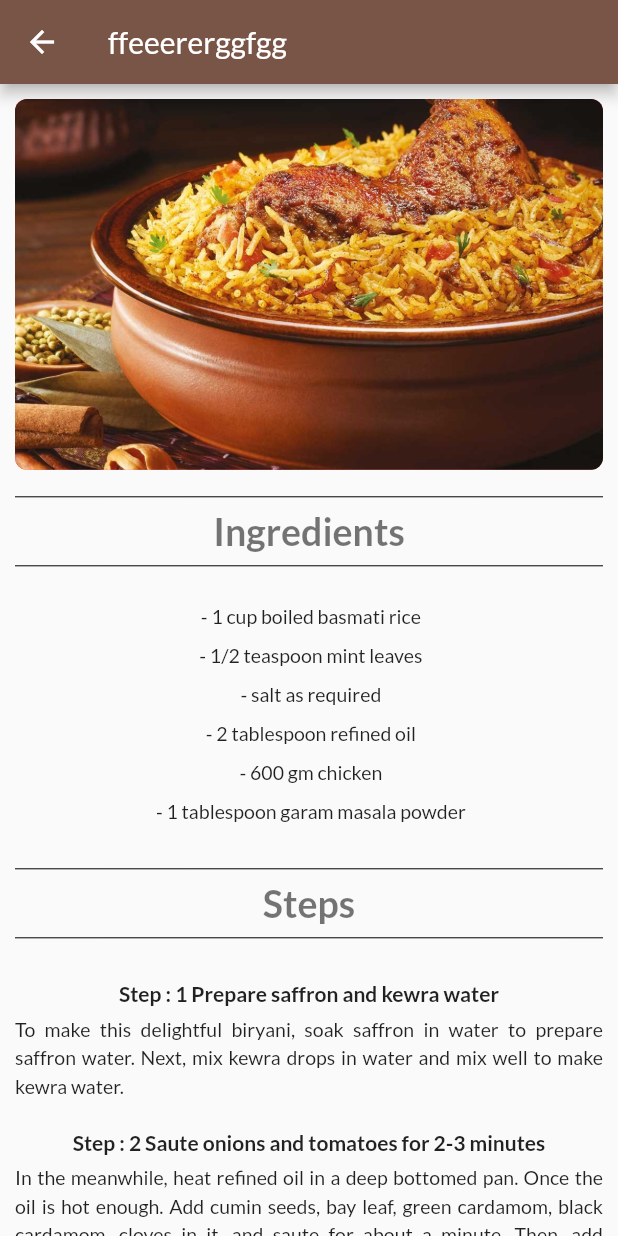
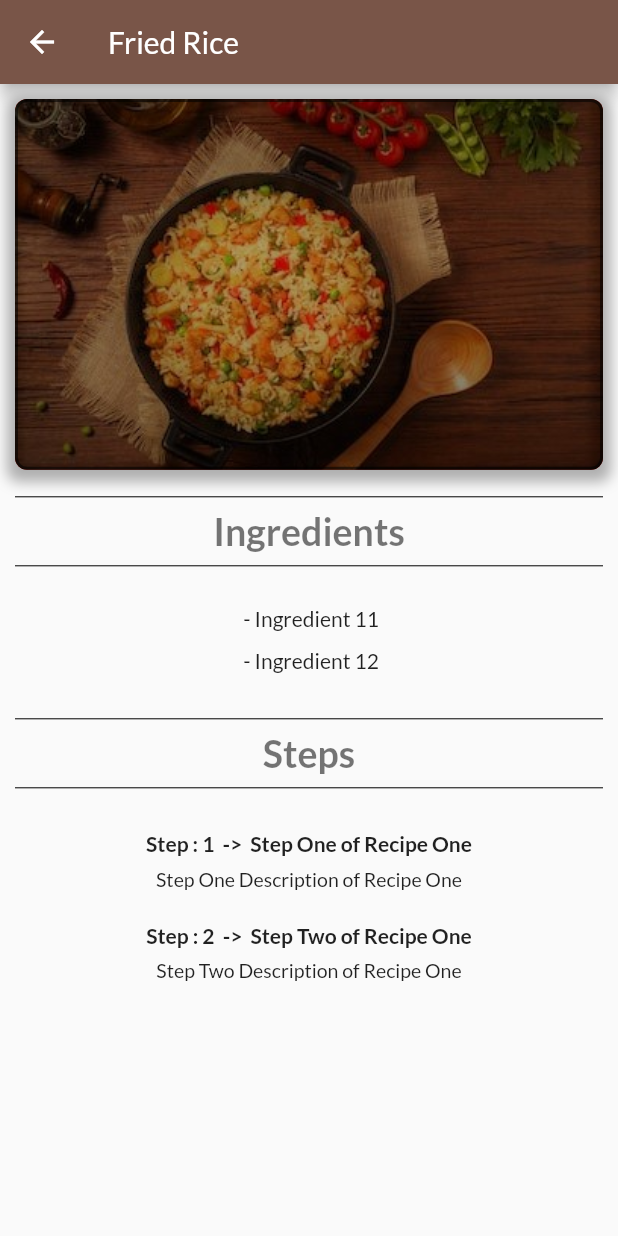
Before and after one commit to PulsaraSandeepa/FoodRecipeApp-flutter, a Flutter app: the MainScreen screen opened by its route, after a tap on the "favorite outline" icon, after a tap on "View Recipe", on a phone screen of 412 x 824 dp. Run offline on Flutter 3.47's test engine with Material 2 defaults, Android fonts, the phone set to English and light mode, and no system bars; our stand-ins replace circular_profile_avatar, cloud_firestore, firebase_auth, firebase_core, google_fonts; accounts and stored records are empty.

Commit message:
Viewing of ingredients are modified according to the reusable components.

```diff
--- a/lib/main.dart
+++ b/lib/main.dart
@@ -1,9 +1,9 @@
 import 'package:flutter/material.dart';
 import 'package:firebase_core/firebase_core.dart';
 import 'package:foodrecipeapp/screens/aboutus_screen.dart';
+import 'package:foodrecipeapp/screens/authenticate/login_screen.dart';
+import 'package:foodrecipeapp/screens/authenticate/signup_screen.dart';
 import 'package:foodrecipeapp/screens/contactus_screen.dart';
-import 'file:///D:/Programs/AndroidStudioProjects/food_recipe_app/lib/screens/authenticate/login_screen.dart';
-import 'file:///D:/Programs/AndroidStudioProjects/food_recipe_app/lib/screens/authenticate/signup_screen.dart';
 import 'package:foodrecipeapp/screens/main_screen.dart';
 import 'package:foodrecipeapp/screens/profile_screen.dart';
 
--- /dev/null
+++ b/lib/models/recipe.dart
@@ -0,0 +1,40 @@
+import 'package:flutter/material.dart';
+
+class RecipeData with ChangeNotifier {
+  final int id;
+  final String title;
+  final String subtitle;
+  final List<String> ingredients;
+  final List<String> stepName;
+  final List<String> stepDescription;
+  final String image;
+  bool isSelected;
+
+  RecipeData({
+    @required this.id,
+    @required this.title,
+    @required this.subtitle,
+    @required this.ingredients,
+    @required this.stepDescription,
+    @required this.stepName,
+    @required this.image,
+    this.isSelected = false,
+  });
+
+  void toggleFavoriteStatus() {
+    isSelected = !isSelected;
+    notifyListeners();
+  }
+
+  int ingredientsCount(){
+    return ingredients.length;
+  }
+
+  int stepsCount(){
+    return stepName.length;
+  }
+
+  int stepDescriptionsCount(){
+    return stepDescription.length;
+  }
+}
--- a/lib/providers/recipe.dart
+++ /dev/null
@@ -1,22 +0,0 @@
-import 'package:flutter/material.dart';
-
-class RecipeData with ChangeNotifier {
-  final int id;
-  final String title;
-  final String subtitle;
-  final String image;
-  bool isSelected;
-
-  RecipeData({@required this.id,
-    @required this.title,
-    @required this.subtitle,
-    @required this.image,
-    this.isSelected = false,
-  });
-
-
-  void toggleFavoriteStatus() {
-    isSelected = !isSelected;
-    notifyListeners();
-  }
-}
--- a/lib/providers/recipes_provider.dart
+++ b/lib/providers/recipes_provider.dart
@@ -1,42 +1,61 @@
 import 'package:flutter/material.dart';
-import 'recipe.dart';
+import '../models/recipe.dart';
 
 class Recipes with ChangeNotifier {
   List<RecipeData> _recipes = [
     RecipeData(
       id: 1,
-      title: "ffeeererggfgg",
-      subtitle: "gfgfggfg",
+      title: "Fried Rice",
+      subtitle: "Fried Rice for you !",
+      ingredients: ['Ingredient 11', 'Ingredient 12'],
+      stepName: ['Step One of Recipe One', 'Step Two of Recipe One'],
+      stepDescription: ['Step One Description of Recipe One', 'Step Two Description of Recipe One'],
       image: 'images/fried-rice.jpg',
     ),
     RecipeData(
       id: 2,
-      title: "ffreescdfdvggfgg",
-      subtitle: "gfgfdddvccvcvcvcvcvcvcggfg",
-      image: 'images/fried-rice.jpg',
+      title: "Chiken Biriyani",
+      subtitle: "Chiken Biriyani for you !",
+      ingredients: ['Ingredient 21', 'Ingredient 22', 'Ingredient 23'],
+      stepName: ['Step One of Recipe Two', 'Step Two of Recipe Two'],
+      stepDescription: ['Step One Description of Recipe Two', 'Step Two Description of Recipe Two'],
+      image: 'images/ChickenBiriyani.jpg',
     ),
     RecipeData(
       id: 3,
-      title: "ffggfgg",
-      subtitle: "gfgfggfg",
-      image: 'images/fried-rice.jpg',
+      title: "Nasi Goreng",
+      subtitle: "Nasi Goreng for you !",
+      ingredients: ['Ingredient 31', 'Ingredient 32'],
+      stepName: ['Step One of Recipe Three', 'Step Two of Recipe Three'],
+      stepDescription: ['Step One Description of Recipe Three', 'Step Two Description of Recipe Three'],
+      image: 'images/NasiGoreng.jpg',
     ),
     RecipeData(
       id: 4,
-      title: "ffggfgg",
-      subtitle: "gfgfggfg",
-      image: 'images/fried-rice.jpg',
+      title: "Noodles",
+      subtitle: "Noodles for you !",
+      ingredients: ['Ingredient 41', 'Ingredient 42','Ingredient 43', 'Ingredient 44'],
+      stepName: ['Step One of Recipe Four', 'Step Two of Recipe Four'],
+      stepDescription: ['Step One Description of Recipe Four', 'Step Two Description of Recipe Four'],
+      image: 'images/Noodles.jpg',
     ),
     RecipeData(
       id: 5,
-      title: "ffggfgg",
-      subtitle: "gfgfggfg",
-      image: 'images/fried-rice.jpg',
+      title: "Pizza",
+      subtitle: "Pizza for you !",
+      ingredients: ['Ingredient 51', 'Ingredient 52'],
+      stepName: ['Step One of Recipe Five', 'Step Two of Recipe Five'],
+      stepDescription: ['Step One Description of Recipe Five', 'Step Two Description of Recipe Five'],
+      image: 'images/Pizza.jpg',
     ),
   ];
 
   List<RecipeData> get recipes {
     return [..._recipes];
+  }
+
+  int recipeItemsLength(){
+    return _recipes.length;
   }
 
   RecipeData findById(int id){
--- a/lib/screens/profile_screen.dart
+++ b/lib/screens/profile_screen.dart
@@ -75,17 +75,27 @@ class _ProfileViewState extends State<Profile> {
                               children: <Widget>[
                                 //cards
                               ],
-                            ),
+
                           ),
+
                         ),
                       ),
                     ),
                   ),
                 ),
-              ],
+                )],
             ),
           ),
         ],
+      ),
+      floatingActionButton: FloatingActionButton.extended(
+        label: Text('Add Recipe'),
+        icon: Icon(Icons.add),
+        elevation: 10,
+
+        onPressed: (){
+
+        },
       ),
     );
   }
--- a/lib/screens/recipe_view_screen.dart
+++ b/lib/screens/recipe_view_screen.dart
@@ -37,9 +37,18 @@ class RecipeViewScreen extends StatelessWidget {
                   decoration: BoxDecoration(
                     image: DecorationImage(
                         fit: BoxFit.cover,
-                        image: AssetImage('images/ChickenBiriyani.jpg')),
+                        image: AssetImage(loadedRecipe.image)),
                     borderRadius: BorderRadius.all(Radius.circular(8.0)),
+                    border: Border.all(color: Colors.black54, width: 2),
                     color: Colors.redAccent,
+                    boxShadow: [
+                      BoxShadow(
+                        color: Colors.black.withOpacity(0.3),
+                        spreadRadius: 5,
+                        blurRadius: 7,
+                        offset: Offset(0, 3), // changes position of shadow
+                      ),
+                    ],
                   ),
                 ),
                 SizedBox(
@@ -62,23 +71,14 @@ class RecipeViewScreen extends StatelessWidget {
                 SizedBox(
                   height: 10.0,
                 ),
-                RecipeViewIngredientsWidgets(
-                  ingredient: '1 cup boiled basmati rice',
-                ),
-                RecipeViewIngredientsWidgets(
-                  ingredient: '1/2 teaspoon mint leaves',
-                ),
-                RecipeViewIngredientsWidgets(
-                  ingredient: 'salt as required',
-                ),
-                RecipeViewIngredientsWidgets(
-                  ingredient: '2 tablespoon refined oil',
-                ),
-                RecipeViewIngredientsWidgets(
-                  ingredient: '600 gm chicken',
-                ),
-                RecipeViewIngredientsWidgets(
-                  ingredient: '1 tablespoon garam masala powder',
+                ListView.builder(
+                  physics: NeverScrollableScrollPhysics(),
+                  scrollDirection: Axis.vertical,
+                  shrinkWrap: true,
+                  itemCount: loadedRecipe.ingredientsCount(),
+                  itemBuilder: (ctx, i) => RecipeViewIngredientsWidgets(
+                    ingredient: loadedRecipe.ingredients[i],
+                  ),
                 ),
                 SizedBox(
                   height: 20.0,
@@ -97,17 +97,16 @@ class RecipeViewScreen extends StatelessWidget {
                 Divider(
                   color: Colors.black,
                 ),
-                RecipeViewStepsWidget(
-                  stepNumber: 1,
-                  topic: 'Prepare saffron and kewra water',
-                  description:
-                      'To make this delightful biryani, soak saffron in water to prepare saffron water. Next, mix kewra drops in water and mix well to make kewra water.',
-                ),
-                RecipeViewStepsWidget(
-                  stepNumber: 2,
-                  topic: 'Saute onions and tomatoes for 2-3 minutes',
-                  description:
-                      'In the meanwhile, heat refined oil in a deep bottomed pan. Once the oil is hot enough. Add cumin seeds, bay leaf, green cardamom, black cardamom, cloves in it, and saute for about a minute. Then, add chopped onion in it and saute until pink. Now, add chicken into it with slit green chillies, turmeric, salt to taste, ginger garlic paste, red chilli powder, and green chilli paste. Mix well all the spices and cook for 2-3 minutes. Then, add hung curd into it',
+                ListView.builder(
+                  physics: NeverScrollableScrollPhysics(),
+                  scrollDirection: Axis.vertical,
+                  shrinkWrap: true,
+                  itemCount: loadedRecipe.stepsCount(),
+                  itemBuilder: (ctx, i) => RecipeViewStepsWidget(
+                    stepNumber: (i + 1),
+                    topic: loadedRecipe.stepName[i],
+                    description: loadedRecipe.stepDescription[i],
+                  ),
                 ),
               ],
             ),
--- a/lib/widgets/card_widget.dart
+++ b/lib/widgets/card_widget.dart
@@ -2,10 +2,9 @@ import 'package:flutter/material.dart';
 import 'package:foodrecipeapp/providers/recipes_provider.dart';
 import 'package:foodrecipeapp/screens/recipe_view_screen.dart';
 import 'package:provider/provider.dart';
-import '../providers/recipe.dart';
+import '../models/recipe.dart';
+
 class CardWidget extends StatelessWidget {
-
-
   Widget build(BuildContext context) {
     final recipe = Provider.of<RecipeData>(context);
     return Card(
@@ -13,14 +12,16 @@ class CardWidget extends StatelessWidget {
       shape: RoundedRectangleBorder(
         borderRadius: BorderRadius.circular(10),
       ),
-      margin: EdgeInsets.only(top: 10.0,left: 10.0,right: 10.0),
+      margin: EdgeInsets.only(top: 10.0, left: 10.0, right: 10.0),
       child: Container(
-
         padding: EdgeInsets.only(top: 10.0),
         decoration: BoxDecoration(
           borderRadius: BorderRadius.circular(10),
+          color: Colors.black,
           image: DecorationImage(
             image: AssetImage(recipe.image),
+            colorFilter: new ColorFilter.mode(
+                Colors.black.withOpacity(0.5), BlendMode.dstATop),
             fit: BoxFit.fitWidth,
             alignment: Alignment.topCenter,
           ),
@@ -33,6 +34,8 @@ class CardWidget extends StatelessWidget {
                 recipe.title,
                 style: TextStyle(
                   color: Colors.white,
+                  fontWeight: FontWeight.bold,
+                  fontSize: 20,
                 ),
               ),
               subtitle: Text(
@@ -41,21 +44,21 @@ class CardWidget extends StatelessWidget {
                   color: Colors.white,
                 ),
               ),
-              trailing:
-              IconButton(
-                onPressed: (){
+              trailing: IconButton(
+                  onPressed: () {
                     recipe.toggleFavoriteStatus();
                   },
-                icon:recipe.isSelected ? Icon(
+                  icon: recipe.isSelected
+                      ? Icon(
                           Icons.favorite,
                           size: 35,
                           color: Colors.lightGreen,
-                      ): Icon(
+                        )
+                      : Icon(
                           Icons.favorite_border,
                           size: 35,
                           color: Colors.lightGreen,
-                )
-              ),
+                        )),
             ),
             Row(
               mainAxisAlignment: MainAxisAlignment.end,
@@ -66,11 +69,13 @@ recipe.toggleFavoriteStatus();
                     'View Recipe',
                     style: TextStyle(
                       color: Colors.white,
+                      fontWeight: FontWeight.bold
                     ),
                   ),
                   onPressed: () {
                     Navigator.of(context).push(
-                      MaterialPageRoute(builder:(ctx) => RecipeViewScreen(recipe.id),
+                      MaterialPageRoute(
+                        builder: (ctx) => RecipeViewScreen(recipe.id),
                       ),
                     );
                   },
--- a/lib/widgets/recipe_view_ingredients_widget.dart
+++ b/lib/widgets/recipe_view_ingredients_widget.dart
@@ -11,7 +11,8 @@ class RecipeViewIngredientsWidgets extends StatelessWidget {
       child: Text(
         ' - ' + ingredient,
         style: TextStyle(
-            fontSize: 13.0, color: Colors.black87, height: 2.0),
+            fontSize: 14.0, color: Colors.black87, height: 2.0,),
+        textAlign: TextAlign.center,
       ),
     );
   }
--- a/lib/widgets/recipe_view_steps_widget.dart
+++ b/lib/widgets/recipe_view_steps_widget.dart
@@ -15,7 +15,7 @@ class RecipeViewStepsWidget extends StatelessWidget {
       child: Column(
         children: [
           Text(
-            'Step : ' + stepNumber.toString() + ' ' + topic,
+            'Step : ' + stepNumber.toString() + '  ->  ' + topic,
             style: TextStyle(
                 fontSize: 14.0,
                 color: Colors.black87,
--- a/lib/widgets/recipe_widget.dart
+++ b/lib/widgets/recipe_widget.dart
@@ -1,5 +1,4 @@
 import 'package:flutter/material.dart';
-import 'file:///D:/Programs/AndroidStudioProjects/food_recipe_app/lib/providers/recipe.dart';
 import 'package:foodrecipeapp/providers/recipes_provider.dart';
 import 'package:provider/provider.dart';
 
--- a/pubspec.yaml
+++ b/pubspec.yaml
@@ -60,6 +60,9 @@ flutter:
     - images/facebook.png
     - images/linkedIn.png
     - images/medium.png
+    - images/NasiGoreng.jpg
+    - images/Noodles.jpg
+    - images/Pizza.jpg
   # To add assets to your application, add an assets section, like this:
   # assets:
   #   - images/a_dot_burr.jpeg
```
Also changed, not shown: images/NasiGoreng.jpg (added), images/Noodles.jpg (added), images/Pizza.jpg (added), lib/screens/add_recipe_screen.dart (added), pubspec.lock, 3 other files. Lines whose indentation alone changed are shown as unchanged.
